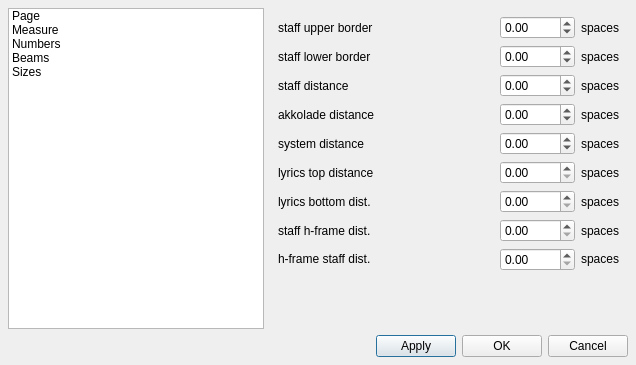
First picture: the form in mscore/mscore/editstyle.ui, repository musescore/musescore-old, before the edit.
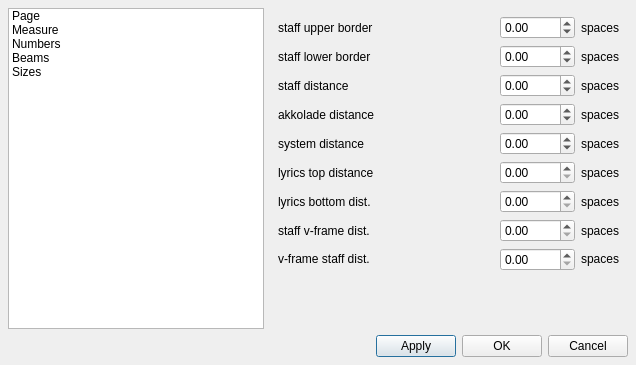
Second picture: the form after the edit. The open tabs and pages were chosen to show the change.

The edit to the form file:
```diff
--- a/mscore/mscore/editstyle.ui
+++ b/mscore/mscore/editstyle.ui
@@ -335,7 +335,7 @@
           </sizepolicy>
          </property>
          <property name="text" >
-          <string>staff h-frame dist.</string>
+          <string>staff v-frame dist.</string>
          </property>
         </widget>
        </item>
@@ -364,7 +364,7 @@
           </sizepolicy>
          </property>
          <property name="text" >
-          <string>h-frame staff dist.</string>
+          <string>v-frame staff dist.</string>
          </property>
         </widget>
        </item>
```
Left out of the diff: 2 changed lines with no effect on the pictures.
